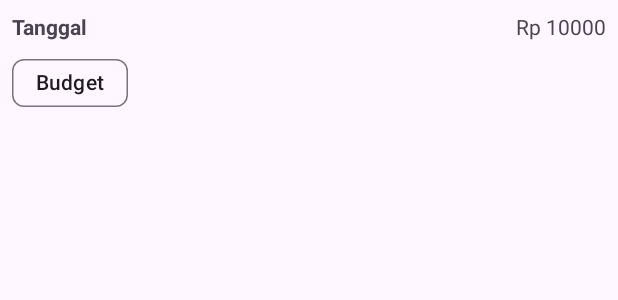
After one commit to MarshandaP/ExpenseTrackerHelios, an Android app: the layout item_expense.xml on its own in the app's theme, with its tools: preview values and no code run, on a phone screen of 412 x 824 dp. The commit adds this screen. Shown: the top 300 px of the screen. Run offline under Robolectric (Android 15) with nearby library versions, the phone set to English and light mode, and no system bars.

Commit message:
All Expense

```diff
--- a/app/src/main/java/com/mardev/expensetrackerhelios/model/ExpenseDatabase.kt
+++ b/app/src/main/java/com/mardev/expensetrackerhelios/model/ExpenseDatabase.kt
@@ -9,6 +9,7 @@ import androidx.room.RoomDatabase
 abstract class ExpenseDatabase: RoomDatabase() {
     abstract fun userDao(): UserDao
     abstract fun budgetingDao(): BudgetingDao
+    abstract fun expenseDao(): ExpenseDao
 
     companion object {
         @Volatile
--- /dev/null
+++ b/app/src/main/res/layout/item_expense.xml
@@ -0,0 +1,37 @@
+<?xml version="1.0" encoding="utf-8"?>
+<androidx.constraintlayout.widget.ConstraintLayout
+    xmlns:android="http://schemas.android.com/apk/res/android"
+    xmlns:app="http://schemas.android.com/apk/res-auto"
+    android:layout_width="match_parent"
+    android:layout_height="wrap_content"
+    android:padding="8dp">
+
+    <TextView
+        android:id="@+id/txtDate"
+        android:layout_width="0dp"
+        android:layout_height="wrap_content"
+        android:text="Tanggal"
+        android:textStyle="bold"
+        app:layout_constraintStart_toStartOf="parent"
+        app:layout_constraintTop_toTopOf="parent"
+        app:layout_constraintEnd_toStartOf="@+id/txtAmount"
+        android:layout_marginEnd="8dp" />
+
+    <TextView
+        android:id="@+id/txtAmount"
+        android:layout_width="wrap_content"
+        android:layout_height="wrap_content"
+        android:text="Rp 10000"
+        app:layout_constraintEnd_toEndOf="parent"
+        app:layout_constraintTop_toTopOf="@+id/txtDate" />
+
+    <com.google.android.material.chip.Chip
+        android:id="@+id/chipBudget"
+        android:layout_width="wrap_content"
+        android:layout_height="wrap_content"
+        android:text="Budget"
+        app:layout_constraintTop_toBottomOf="@+id/txtDate"
+        app:layout_constraintStart_toStartOf="parent"
+        android:layout_marginTop="4dp" />
+
+</androidx.constraintlayout.widget.ConstraintLayout>
```
Also changed, not shown: app/src/main/java/com/mardev/expensetrackerhelios/model/Expense.kt (added, +14 -0 lines), app/src/main/java/com/mardev/expensetrackerhelios/model/ExpenseAdapterWithBudget.kt (added, +52 -0 lines), app/src/main/java/com/mardev/expensetrackerhelios/model/ExpenseDao.kt (added, +38 -0 lines), app/src/main/java/com/mardev/expensetrackerhelios/model/ExpenseWithBudget.kt (added, +13 -0 lines), app/src/main/java/com/mardev/expensetrackerhelios/view/EkspenseTrackerFragment.kt (+48 -14 lines), app/src/main/java/com/mardev/expensetrackerhelios/view/ExpenseAdapter.kt (added, +47 -0 lines), app/src/main/java/com/mardev/expensetrackerhelios/view/NewExpenseFragment.kt (+93 -10 lines).
